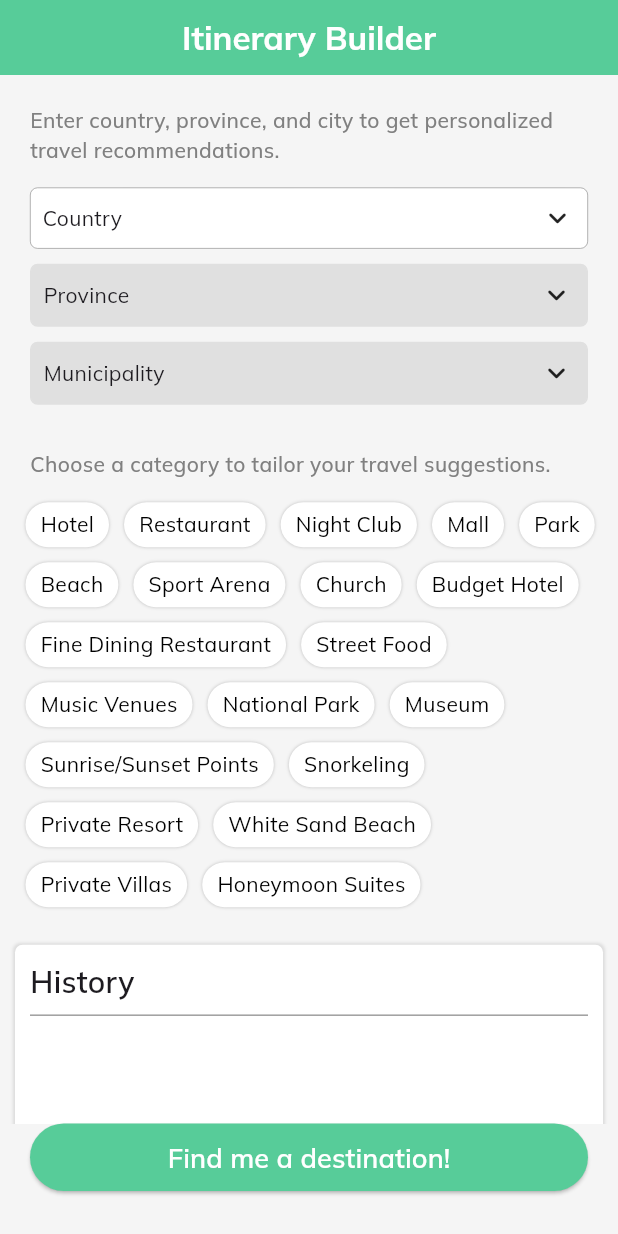
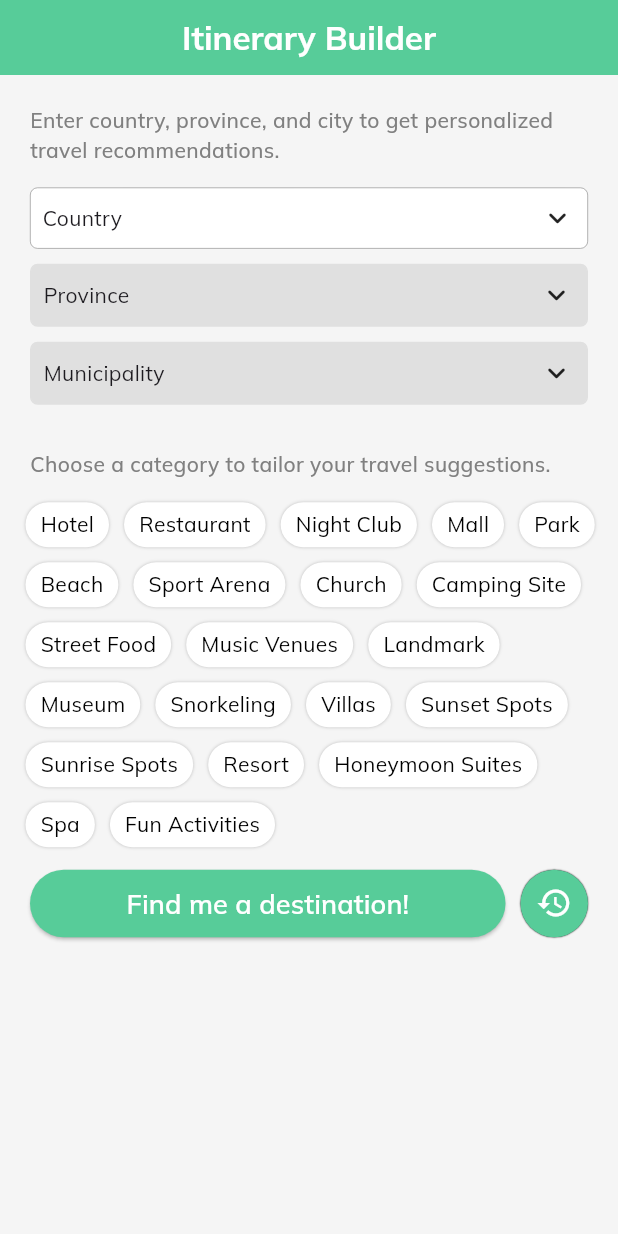
Before and after one commit to adnalow/TravelMate, a Flutter app: the ItineraryScreen screen opened directly, on a phone screen of 412 x 824 dp. Run offline on Flutter 3.47's test engine with Material 3 defaults, Android fonts, the light colour scheme and no system bars; drawn by our look-alikes of csc_picker; our stand-ins replace cloud_firestore, firebase_auth, firebase_core, firebase_storage, flutter_svg, get and 4 more; accounts and stored records are empty.

Commit message:
designed history in itinerary builder

```diff
--- a/lib/Screens/itinerary.dart
+++ b/lib/Screens/itinerary.dart
@@ -28,10 +28,10 @@ class _ItineraryScreenState extends State<ItineraryScreen> {
   final List<String> options = [
     "Hotel", "Restaurant", "Night Club", "Mall",
     "Park", "Beach", "Sport Arena", "Church",
-    "Budget Hotel", "Fine Dining Restaurant", "Street Food",
-    "Music Venues", "National Park", "Museum",
-    "Sunrise/Sunset Points", "Snorkeling", "Private Resort",
-    "White Sand Beach", "Private Villas", "Honeymoon Suites"
+    "Camping Site", "Street Food", "Music Venues",
+    "Landmark", "Museum", "Snorkeling", "Villas",
+    "Sunset Spots", "Sunrise Spots", "Resort",
+     "Honeymoon Suites", "Spa", "Fun Activities"
   ];
 
   final List<String> selectedOptions = []; // Store selected options here
@@ -193,60 +193,15 @@ class _ItineraryScreenState extends State<ItineraryScreen> {
                   }).toList(),
                 ),
               ),
-              const SizedBox(height: 20),
-              Container(
-                padding: const EdgeInsets.all(10),
-                height: 235,
-                decoration: BoxDecoration(
-                  color: Colors.white,
-                  borderRadius: BorderRadius.circular(5.0),
-                  boxShadow: [
-                    BoxShadow(
-                      color: Colors.black.withOpacity(0.1),
-                      blurRadius: 1,
-                      spreadRadius: 1,
-                    ),
-                  ],
-                ),
-                child: Column(
-                  crossAxisAlignment: CrossAxisAlignment.start,
+              const SizedBox(height: 10),
+
+              Padding(
+                padding: const EdgeInsets.only(left: 10, bottom: 20, right: 10),
+                child: Row(
                   children: [
-                    const Text(
-                      'History',
-                      style: TextStyle(
-                        fontSize: 20,
-                        fontWeight: FontWeight.w600,
-                      ),
-                    ),
-                    const Divider(color: Colors.grey), // Line separator
                     Expanded(
-                      child: ListView.builder(
-                        itemCount: history.length,
-                        itemBuilder: (context, index) {
-                          final item = history[index];
-                          return ListTile(
-                            title: Text(
-                              item['placeName']!,
-                              style: const TextStyle(
-                                fontSize: 16,
-                                fontWeight: FontWeight.w500,
-                              ),
-                            ),
-                            subtitle: Text(item['timestamp']!),
-                          );
-                        },
-                      ),
-                    ),
-                  ],
-                ),
-              ),
-            ],
-          ),
-        ),
-      ),
-      bottomNavigationBar: Padding(
-        padding: const EdgeInsets.only(right: 20, bottom: 30, left: 20),
                       child: SizedBox(
+                        width: double.infinity,
                         height: 45,
                         child: reusableElevatedButton(
                           text: 'Find me a destination!',
@@ -274,6 +229,102 @@ class _ItineraryScreenState extends State<ItineraryScreen> {
                         ),
                       ),
                     ),
+                    const SizedBox(width: 10),
+                    Container(
+                      width: 45,
+                      height: 45,
+                      decoration: const BoxDecoration(
+                        shape: BoxShape.circle,
+                        color: Color(0xFF57CC99),
+                        boxShadow: [
+                          BoxShadow(
+                            color: Colors.black, // Shadow color
+                          // Offset of the shadow
+                            blurRadius: 0.1, // Blur radius
+                          ),
+                        ],
+                      ),
+                      child: IconButton(
+                        icon: const Icon(Icons.history, color: Colors.white),
+                        onPressed: () {
+                          showDialog(
+                            context: context,
+                            builder: (BuildContext context) {
+                              return AlertDialog(
+                                titlePadding: const EdgeInsets.fromLTRB(10, 5, 5, 0),
+                                contentPadding: const EdgeInsets.fromLTRB(15, 0, 15, 15),
+                                actionsPadding: const EdgeInsets.only(right: 15, bottom: 10),
+                                shape: RoundedRectangleBorder(
+                                  borderRadius: BorderRadius.circular(5.0),
+                                ),
+                                title: Stack(
+                                  alignment: Alignment.center,
+                                  children: [
+                                    const Center(
+                                      child: Padding(
+                                        padding: EdgeInsets.only(top: 10),
+                                        child: Text(
+                                          'History',
+                                          style: TextStyle(
+                                            fontWeight: FontWeight.bold,
+                                          ),
+                                        ),
+                                      ),
+                                    ),
+                                    Positioned(
+                                      top: 0,
+                                      right: 0,
+                                      child: GestureDetector(
+                                        onTap: () {
+                                          Navigator.of(context).pop();
+                                        },
+                                        child: const Icon(Icons.close_sharp),
+                                      ),
+                                    ),
+                                  ],
+                                ),
+                                content: SizedBox(
+                                  width: double.maxFinite,
+                                  height: 250,
+                                  child: Column(
+                                    children: [
+                                      const Divider(color: Colors.grey),
+                                      Flexible(
+                                        child: ListView.builder(
+                                          shrinkWrap: true,
+                                          itemCount: history.length,
+                                          itemBuilder: (context, index) {
+                                            final item = history[index];
+                                            return ListTile(
+                                              title: Text(
+                                                item['placeName']!,
+                                                style: const TextStyle(
+                                                  fontSize: 16,
+                                                  fontWeight: FontWeight.w500,
+                                                ),
+                                              ),
+                                              subtitle: Text(item['timestamp']!),
+                                            );
+                                          },
+                                        ),
+                                      ),
+                                      const Divider(color: Colors.grey),
+                                    ],
+                                  ),
+                                ),
+                              );
+                            },
+                          );
+                        },
+                      ),
+                    ),
+                  ],
+                ),
+              ),
+            ],
+          ),
+        ),
+      ),
     );
   }
 }
```
Lines whose indentation alone changed are shown as unchanged.
